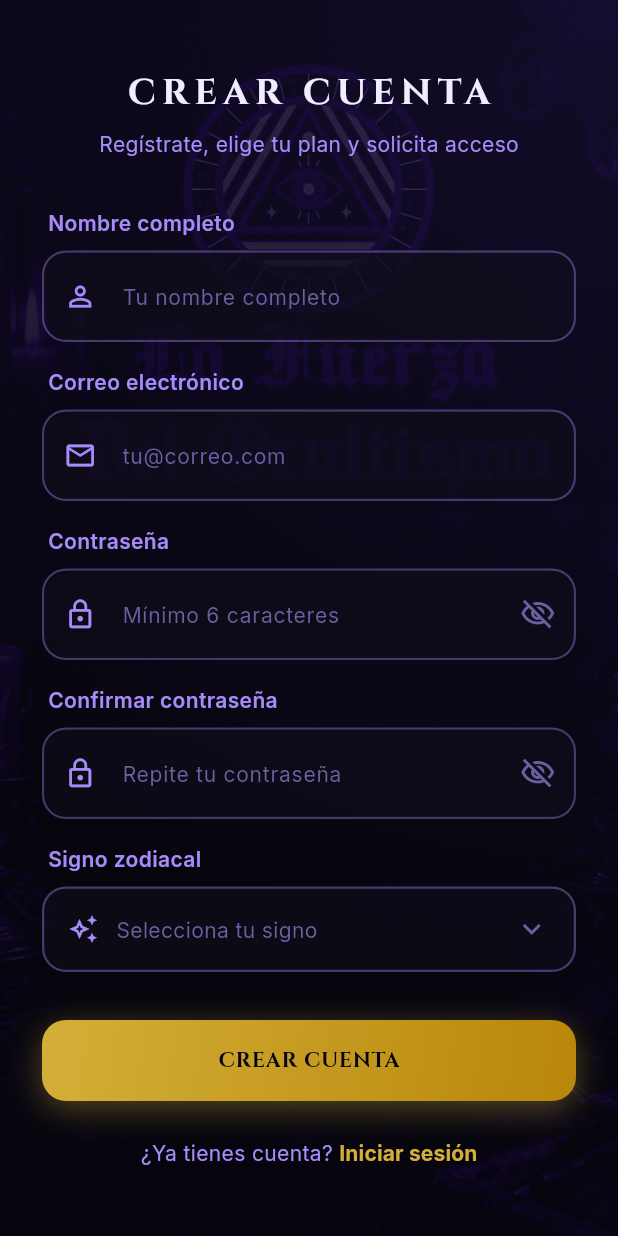
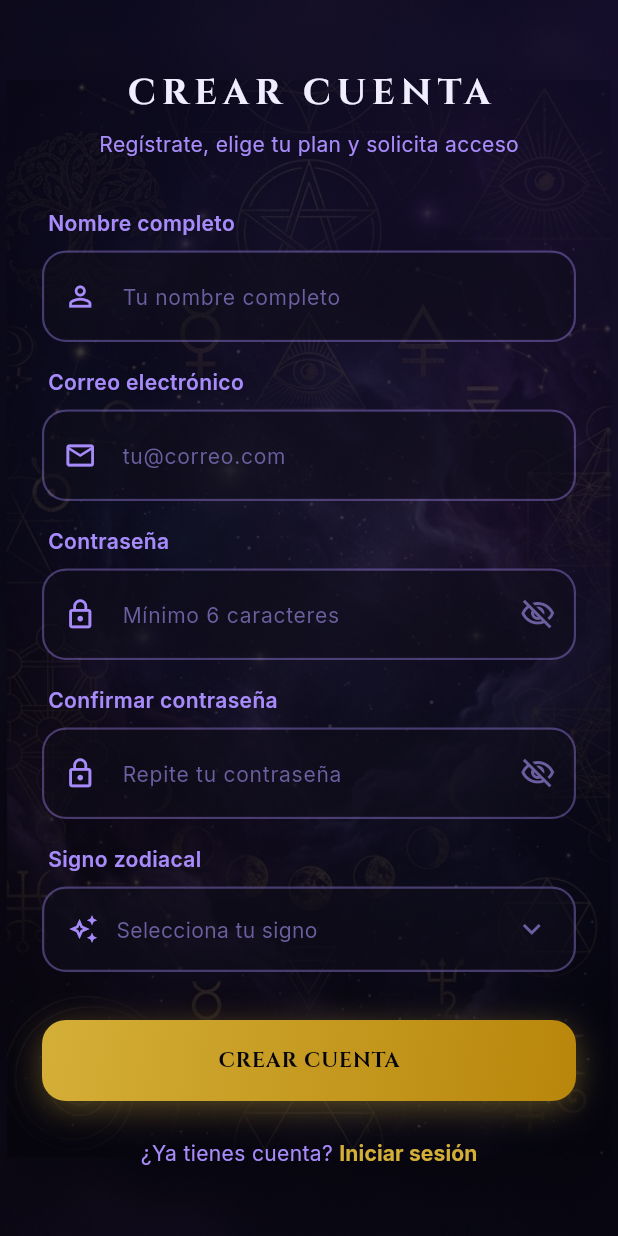
Before and after one commit to juanemadrid/la_fuerza_del_ocultismo, a Flutter app: the screen it shows after launch, after a tap on "CREAR CUENTA", on a phone screen of 412 x 824 dp. Run offline on Flutter 3.47's test engine with Material 3 defaults, Android fonts, the phone set to English and light mode, and no system bars; our stand-ins replace cloud_firestore, email_validator, firebase_auth, firebase_core, firebase_storage, google_fonts and 2 more; missing offline and left inert: flutter_pdfview; accounts and stored records are empty; network calls fail.

Commit message:
feat: new mystic background, Google Sign-In, purple loading screen, responsive layouts

```diff
--- a/lib/screens/login_screen.dart
+++ b/lib/screens/login_screen.dart
@@ -162,6 +162,52 @@ class _LoginScreenState extends State<LoginScreen> {
     );
   }
 
+  Future<void> _iniciarSesionConGoogle() async {
+    setState(() => _loading = true);
+    try {
+      final authService = Provider.of<AuthService>(context, listen: false);
+      String? error = await authService.signInWithGoogle();
+
+      if (error != null) {
+        if (mounted) _showSnackBar(error, isError: true);
+        return;
+      }
+
+      if (mounted) {
+        int intentos = 0;
+        while (authService.userModel == null && intentos < 10) {
+          await Future.delayed(const Duration(milliseconds: 300));
+          intentos++;
+        }
+
+        final user = authService.userModel;
+
+        if (user?.role == 'admin') {
+          Navigator.of(context).pushReplacement(
+            MaterialPageRoute(builder: (context) => const AdminDashboard()),
+          );
+          return;
+        }
+
+        if (user == null || user.isMembershipActive) {
+          Navigator.of(context).pushReplacement(
+            MaterialPageRoute(builder: (context) => const HomeScreen()),
+          );
+        } else if (user.pendingApproval && user.subscriptionExpiry == null) {
+          Navigator.of(context).pushReplacement(
+            MaterialPageRoute(builder: (context) => const SelectPlanScreen()),
+          );
+        } else {
+          Navigator.of(context).pushReplacement(
+            MaterialPageRoute(builder: (context) => const MembresiaVencidaScreen()),
+          );
+        }
+      }
+    } finally {
+      if (mounted) setState(() => _loading = false);
+    }
+  }
+
   @override
   Widget build(BuildContext context) {
     final double screenHeight = MediaQuery.of(context).size.height;
@@ -177,13 +223,11 @@ class _LoginScreenState extends State<LoginScreen> {
           children: [
             Positioned.fill(
               child: Opacity(
-                opacity: 0.12,
+                opacity: 0.20,
                 child: Image.asset(
-                  'assets/images/background.jpeg',
+                  'assets/images/background.png',
                   fit: BoxFit.cover,
                   alignment: Alignment.topCenter,
-                  color: AppColors.primary,
-                  colorBlendMode: BlendMode.color,
                 ),
               ),
             ),
@@ -396,6 +440,41 @@ class _LoginScreenState extends State<LoginScreen> {
                                   ),
                                 ),
                               ),
+
+                              SizedBox(height: isSmallScreen ? 10 : 14),
+
+                              // Botón Google Sign-In
+                              SizedBox(
+                                height: isSmallScreen ? 48 : 54,
+                                child: Material(
+                                  color: Colors.white,
+                                  borderRadius: BorderRadius.circular(16),
+                                  child: InkWell(
+                                    borderRadius: BorderRadius.circular(16),
+                                    onTap: _loading ? null : _iniciarSesionConGoogle,
+                                    child: Row(
+                                      mainAxisAlignment: MainAxisAlignment.center,
+                                      children: [
+                                        Image.network(
+                                          'https://www.gstatic.com/firebasejs/ui/2.0.0/images/auth/google.svg',
+                                          width: 22,
+                                          height: 22,
+                                          errorBuilder: (_, __, ___) => const Icon(Icons.g_mobiledata, size: 24),
+                                        ),
+                                        const SizedBox(width: 10),
+                                        Text(
+                                          'Continuar con Google',
+                                          style: AppTextStyles.titleMedium.copyWith(
+                                            color: const Color(0xFF3C4043),
+                                            fontWeight: FontWeight.w600,
+                                            fontSize: isSmallScreen ? 13 : 14,
+                                          ),
+                                        ),
+                                      ],
+                                    ),
+                                  ),
+                                ),
+                              ),
                             ],
                           ),
                         ),
--- a/lib/screens/register_screen.dart
+++ b/lib/screens/register_screen.dart
@@ -234,13 +234,11 @@ class _RegisterScreenState extends State<RegisterScreen> {
           children: [
             Positioned.fill(
               child: Opacity(
-                opacity: 0.12,
+                opacity: 0.20,
                 child: Image.asset(
-                  'assets/images/background.jpeg',
+                  'assets/images/background.png',
                   fit: BoxFit.cover,
                   alignment: Alignment.topCenter,
-                  color: AppColors.primary,
-                  colorBlendMode: BlendMode.color,
                 ),
               ),
             ),
--- a/pubspec.yaml
+++ b/pubspec.yaml
@@ -23,6 +23,7 @@ dependencies:
   email_validator: ^2.1.0
   logger: ^2.0.2
   google_fonts: ^6.2.1
+  google_sign_in: ^6.2.1
 
 dev_dependencies:
   flutter_test:
```
Also changed, not shown: lib/services/auth_service.dart (+44 -0 lines), assets/images/background.jpeg (deleted), assets/images/background.png (added), pubspec.lock, 2 other files.
